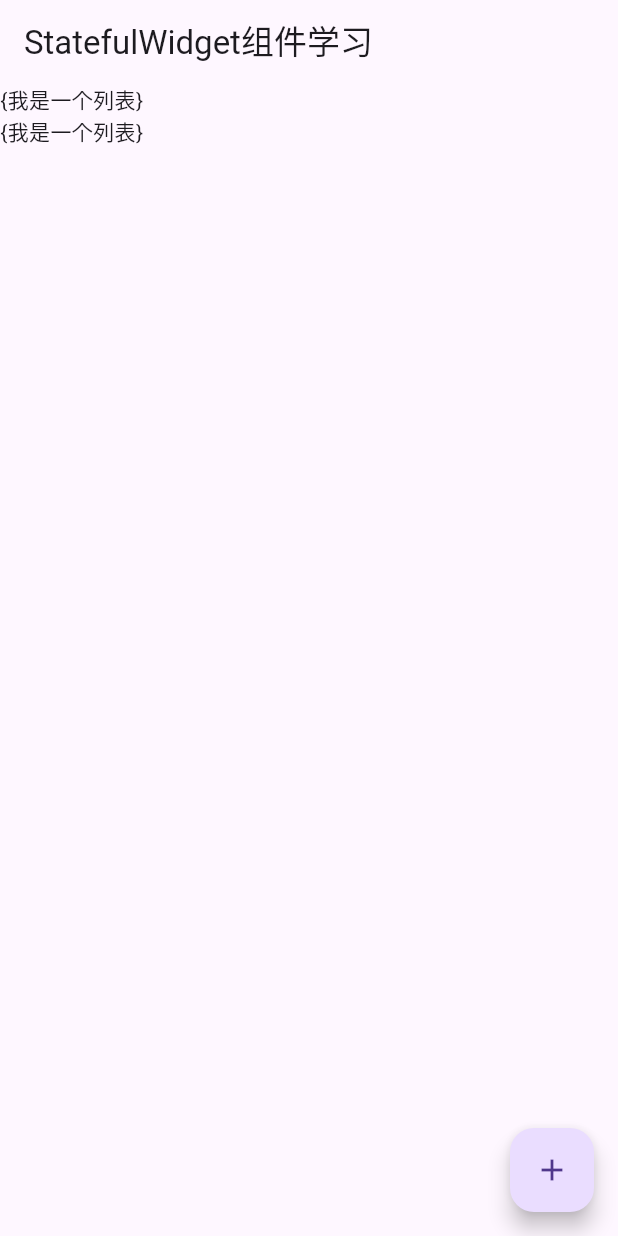
After one commit to E-sion/StudyFlutter, a Flutter app: the Full screen opened directly, after a tap on the "add" icon, on a phone screen of 412 x 824 dp. The commit adds this screen. Run offline on Flutter 3.47's test engine with Material 3 defaults, Android fonts, the phone set to English and light mode, and no system bars.

Commit message:
🧇 学习 StateFulWidget组件

```diff
--- a/lib/Row.dart
+++ b/lib/Row.dart
@@ -5,7 +5,7 @@ void main(){
   runApp(MaterialApp(
     home:Scaffold(
       appBar: AppBar(title: const Text("Row横线排列学习")),
-      body: Container(
+      body: SizedBox(
           height: double.infinity, //double.infinity 表示一个无穷大的数值，这里设置宽高无穷大的意思是让整个屏幕都占满本组件
           width: double.infinity,
           child: Row(
--- /dev/null
+++ b/lib/StateFulWidget.dart
@@ -0,0 +1,39 @@
+import 'package:flutter/material.dart';
+
+void main (){
+  runApp(const MaterialApp(
+    home: Full(),
+    )
+  );
+}
+class Full extends StatefulWidget {
+  const Full({super.key});
+  @override
+  State<Full> createState() => _FullState();
+
+}
+
+class _FullState extends State<Full> {
+
+  List listView = [{'我是一个列表'}];
+
+  @override
+  Widget build(BuildContext context) {
+    return Scaffold(
+      appBar: AppBar(title: const Text('StatefulWidget组件学习'),),
+      floatingActionButton: FloatingActionButton(
+        child:const Icon(Icons.add),
+        onPressed: (){
+          setState(() { // setState 的作用很大，动态显示的内容需要写在这里面
+            listView.add(' ');
+          });
+        },
+      ),
+      body: ListView.builder(
+        itemCount: listView.length,
+        itemBuilder: (BuildContext context,int index){
+            return Text(listView[0].toString());
+        })
+      );
+  }
+}
--- a/lib/warp.dart
+++ b/lib/warp.dart
@@ -57,13 +57,13 @@ class Search extends StatelessWidget {
         // 小标题
         Container(
           alignment: Alignment.topLeft,
-          padding: EdgeInsets.all(8),
+          padding: const EdgeInsets.all(8),
           child: const Text('热搜', style: TextStyle(fontSize: 18)),
         ),
         const Divider(), // 分割线
         // Warp 组件
         Padding(
-          padding: EdgeInsets.all(8),
+          padding: const EdgeInsets.all(8),
           child: Wrap(
             spacing: 5,
             runSpacing: 10,
```
Also changed, not shown: lib/Button.dart (+5 -5 lines).
